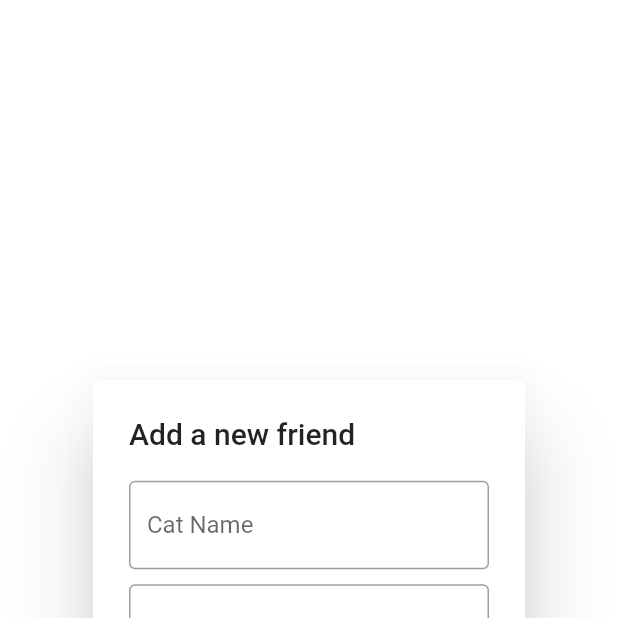
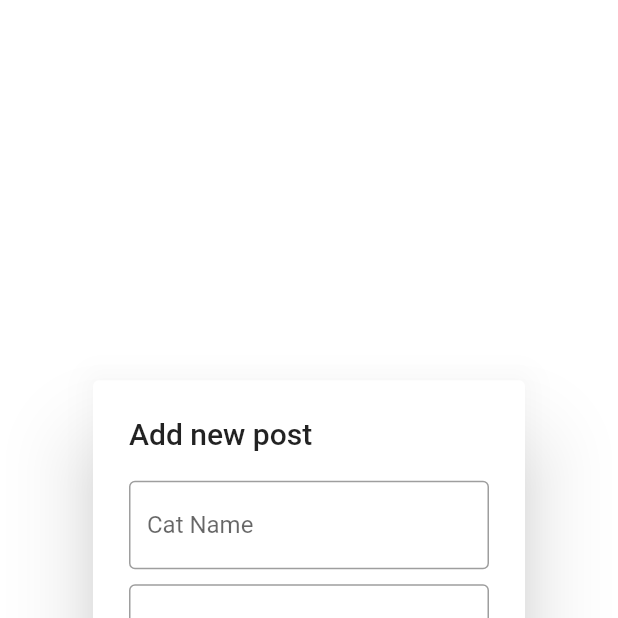
Before and after one commit to ericpinter/hendrix_cat_finder, a Flutter app: the screen it shows after launch, after a tap on the "add circle" icon, on a phone screen of 412 x 824 dp, the top half of it. Run offline on Flutter 3.47's test engine with Material 2 defaults, Android fonts, the phone set to English and light mode, and no system bars; drawn by our look-alikes of flutter_rating_bar; our stand-ins replace localstorage, sqflite, string_validator; accounts and stored records are empty; generated files the repository leaves out were written again.

Commit message:
change fromf riend to new post

```diff
--- a/lib/make_post.dart
+++ b/lib/make_post.dart
@@ -30,7 +30,7 @@ class _MakePost extends State<MakePost> {
   @override
   Widget build(BuildContext context) {
     return AlertDialog(
-        title: Text("Add a new friend"),
+        title: Text("Add new post"),
         content: Form(
           child: Column(
               crossAxisAlignment: CrossAxisAlignment.start,
```
